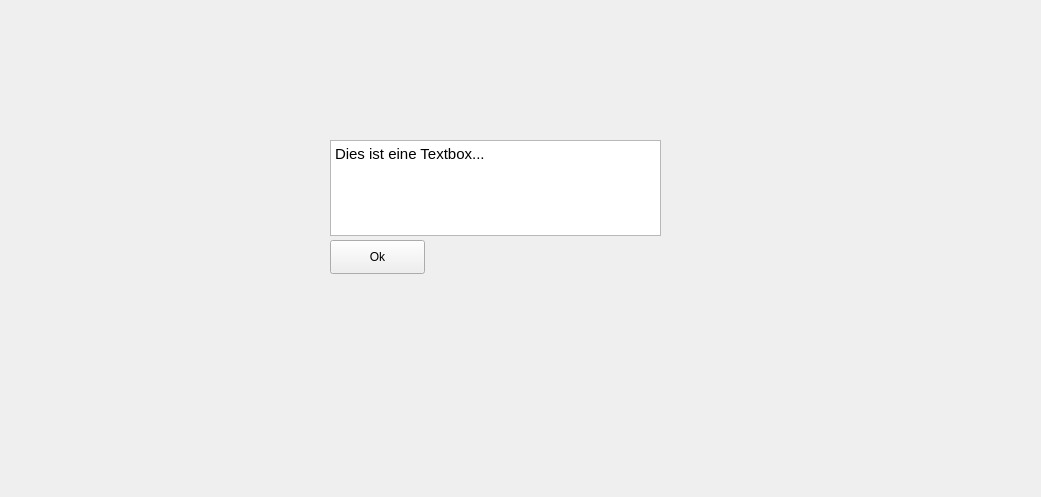
Old version of the form ui/main_window.ui in the repository eliaskohout/Boersenspiel.
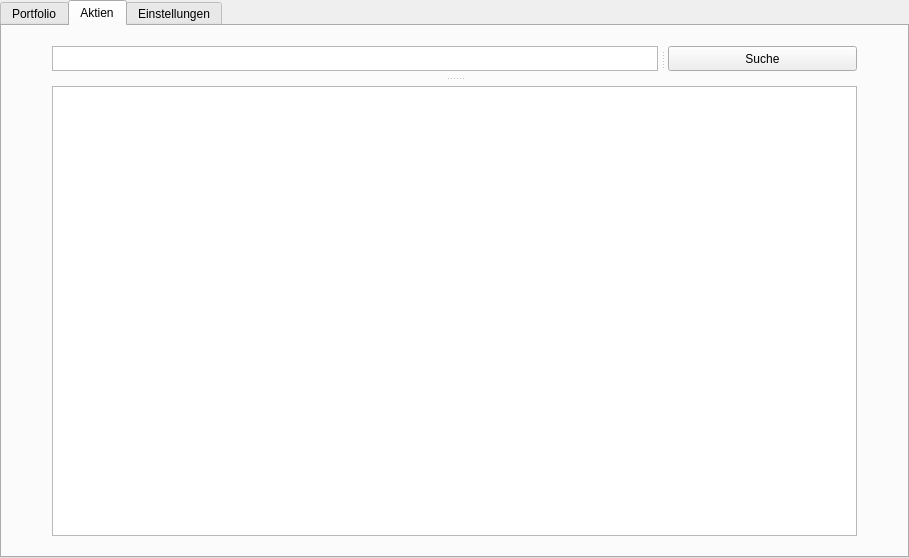
New version of the form. The open tabs and pages were chosen to show the change.

Commit message: Kleine Veränderung an der GUI.

Diff of the .ui file:
```diff
--- a/ui/main_window.ui
+++ b/ui/main_window.ui
@@ -6,44 +6,193 @@
    <rect>
     <x>0</x>
     <y>0</y>
-    <width>1041</width>
-    <height>497</height>
+    <width>909</width>
+    <height>558</height>
    </rect>
   </property>
+  <property name="maximumSize">
+   <size>
+    <width>16777215</width>
+    <height>16777215</height>
+   </size>
+  </property>
   <property name="windowTitle">
    <string>Form</string>
   </property>
-  <widget class="QPushButton" name="pushButton">
-   <property name="geometry">
-    <rect>
-     <x>330</x>
-     <y>240</y>
-     <width>95</width>
-     <height>34</height>
-    </rect>
+  <property name="autoFillBackground">
+   <bool>false</bool>
+  </property>
+  <layout class="QGridLayout" name="gridLayout">
+   <property name="leftMargin">
+    <number>0</number>
    </property>
-   <property name="text">
-    <string>Ok</string>
+   <property name="topMargin">
+    <number>0</number>
    </property>
-  </widget>
-  <widget class="QTextEdit" name="textEdit">
-   <property name="geometry">
-    <rect>
-     <x>330</x>
-     <y>140</y>
-     <width>331</width>
-     <height>96</height>
-    </rect>
+   <property name="rightMargin">
+    <number>0</number>
    </property>
-   <property name="html">
-    <string>&lt;!DOCTYPE HTML PUBLIC &quot;-//W3C//DTD HTML 4.0//EN&quot; &quot;http://www.w3.org/TR/REC-html40/strict.dtd&quot;&gt;
-&lt;html&gt;&lt;head&gt;&lt;meta name=&quot;qrichtext&quot; content=&quot;1&quot; /&gt;&lt;style type=&quot;text/css&quot;&gt;
-p, li { white-space: pre-wrap; }
-&lt;/style&gt;&lt;/head&gt;&lt;body style=&quot; font-family:'Noto Sans'; font-size:11pt; font-weight:400; font-style:normal;&quot;&gt;
-&lt;p style=&quot; margin-top:0px; margin-bottom:0px; margin-left:0px; margin-right:0px; -qt-block-indent:0; text-indent:0px;&quot;&gt;Dies ist eine Textbox...&lt;/p&gt;
-&lt;p style=&quot;-qt-paragraph-type:empty; margin-top:0px; margin-bottom:0px; margin-left:0px; margin-right:0px; -qt-block-indent:0; text-indent:0px;&quot;&gt;&lt;br /&gt;&lt;/p&gt;&lt;/body&gt;&lt;/html&gt;</string>
+   <property name="bottomMargin">
+    <number>0</number>
    </property>
-  </widget>
+   <item row="1" column="0">
+    <widget class="QTabWidget" name="tabWidget">
+     <property name="tabPosition">
+      <enum>QTabWidget::North</enum>
+     </property>
+     <property name="currentIndex">
+      <number>0</number>
+     </property>
+     <widget class="QWidget" name="tab_home">
+      <attribute name="title">
+       <string>Portfolio</string>
+      </attribute>
+      <layout class="QGridLayout" name="gridLayout_4">
+       <item row="1" column="0">
+        <widget class="QGroupBox" name="groupBox">
+         <property name="title">
+          <string>Depot</string>
+         </property>
+         <layout class="QGridLayout" name="gridLayout_3"/>
+        </widget>
+       </item>
+       <item row="0" column="0">
+        <widget class="QGroupBox" name="groupBox_2">
+         <property name="title">
+          <string>Kapital</string>
+         </property>
+        </widget>
+       </item>
+      </layout>
+     </widget>
+     <widget class="QWidget" name="tab_aktien">
+      <property name="sizePolicy">
+       <sizepolicy hsizetype="Preferred" vsizetype="Preferred">
+        <horstretch>0</horstretch>
+        <verstretch>0</verstretch>
+       </sizepolicy>
+      </property>
+      <property name="autoFillBackground">
+       <bool>false</bool>
+      </property>
+      <attribute name="title">
+       <string>Aktien</string>
+      </attribute>
+      <layout class="QGridLayout" name="gridLayout_2">
+       <property name="leftMargin">
+        <number>50</number>
+       </property>
+       <property name="topMargin">
+        <number>20</number>
+       </property>
+       <property name="rightMargin">
+        <number>50</number>
+       </property>
+       <property name="bottomMargin">
+        <number>20</number>
+       </property>
+       <property name="spacing">
+        <number>6</number>
+       </property>
+       <item row="0" column="0">
+        <widget class="QSplitter" name="splitter_2">
+         <property name="autoFillBackground">
+          <bool>false</bool>
+         </property>
+         <property name="orientation">
+          <enum>Qt::Vertical</enum>
+         </property>
+         <property name="handleWidth">
+          <number>15</number>
+         </property>
+         <widget class="QSplitter" name="splitter">
+          <property name="maximumSize">
+           <size>
+            <width>16777215</width>
+            <height>25</height>
+           </size>
+          </property>
+          <property name="autoFillBackground">
+           <bool>false</bool>
+          </property>
+          <property name="frameShadow">
+           <enum>QFrame::Plain</enum>
+          </property>
+          <property name="lineWidth">
+           <number>1</number>
+          </property>
+          <property name="orientation">
+           <enum>Qt::Horizontal</enum>
+          </property>
+          <property name="opaqueResize">
+           <bool>true</bool>
+          </property>
+          <property name="handleWidth">
+           <number>10</number>
+          </property>
+          <property name="childrenCollapsible">
+           <bool>true</bool>
+          </property>
+          <widget class="QPlainTextEdit" name="plainTextEdit_aktiensuche">
+           <property name="sizePolicy">
+            <sizepolicy hsizetype="Expanding" vsizetype="Maximum">
+             <horstretch>0</horstretch>
+             <verstretch>0</verstretch>
+            </sizepolicy>
+           </property>
+           <property name="maximumSize">
+            <size>
+             <width>16777215</width>
+             <height>25</height>
+            </size>
+           </property>
+           <property name="verticalScrollBarPolicy">
+            <enum>Qt::ScrollBarAlwaysOff</enum>
+           </property>
+           <property name="horizontalScrollBarPolicy">
+            <enum>Qt::ScrollBarAlwaysOff</enum>
+           </property>
+           <property name="tabChangesFocus">
+            <bool>true</bool>
+           </property>
+           <property name="lineWrapMode">
+            <enum>QPlainTextEdit::NoWrap</enum>
+           </property>
+           <property name="plainText">
+            <string/>
+           </property>
+           <property name="overwriteMode">
+            <bool>false</bool>
+           </property>
+           <property name="backgroundVisible">
+            <bool>false</bool>
+           </property>
+           <property name="placeholderText">
+            <string>Suche nach Aktien...</string>
+           </property>
+          </widget>
+          <widget class="QPushButton" name="pushButton_aktiensuche">
+           <property name="text">
+            <string>Suche</string>
+           </property>
+          </widget>
+         </widget>
+         <widget class="QListWidget" name="listWidget_suchergebnis"/>
+        </widget>
+       </item>
+      </layout>
+     </widget>
+     <widget class="QWidget" name="tab_einstellungen">
+      <property name="enabled">
+       <bool>true</bool>
+      </property>
+      <attribute name="title">
+       <string>Einstellungen</string>
+      </attribute>
+     </widget>
+    </widget>
+   </item>
+  </layout>
  </widget>
  <resources/>
  <connections/>
```
Left out of the diff: 37 changed lines with no effect on the pictures. The commit also changes 2 other files.
